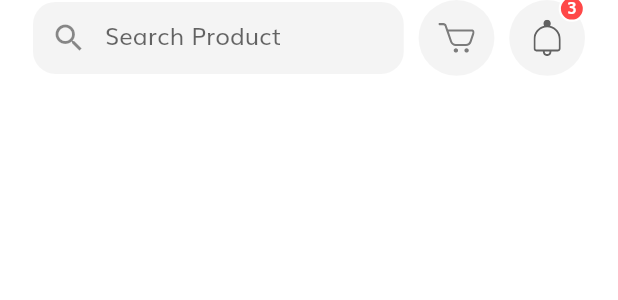
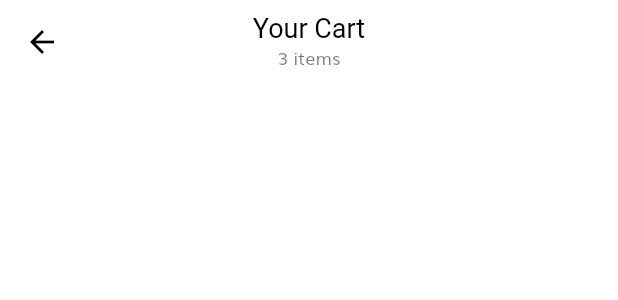
Before and after one commit to IshtiaqAhmadRion/shop_app, a Flutter app: the HomeHeader widget shown alone on an empty page, opened directly, after a tap on an icon or button, on a phone screen of 412 x 824 dp. Shown: the top 300 px of the screen. Run offline on Flutter 3.47's test engine with Material 2 defaults, Android fonts, the phone set to English and light mode, and no system bars; our stand-ins replace flutter_svg.

Commit message:
cart screen

```diff
--- /dev/null
+++ b/lib/models/Cart.dart
@@ -0,0 +1,15 @@
+import 'product.dart';
+
+class Cart {
+  final Product product;
+  final int numberOfItems;
+
+  Cart({required this.product, required this.numberOfItems});
+}
+//Demo data
+
+List<Cart> demoCarts = [
+  Cart(product: demoProducts[0], numberOfItems: 2),
+  Cart(product: demoProducts[1], numberOfItems: 1),
+  Cart(product: demoProducts[3], numberOfItems: 1),
+];
--- a/lib/routs.dart
+++ b/lib/routs.dart
@@ -1,6 +1,9 @@
+
+
 
 
 import 'package:flutter/widgets.dart';
+import 'package:shop_app/screens/cart/cart_screen.dart';
 import 'package:shop_app/screens/complete_profile/complete_profile_screen.dart';
 import 'package:shop_app/screens/details/details_screen.dart';
 import 'package:shop_app/screens/forgot_password/forgot_password_screen.dart';
@@ -22,4 +25,5 @@ final Map<String, WidgetBuilder> routes = {
   OtpScreen.routeName: (context) => OtpScreen(),
   HomeScreen.routeName: (context) => HomeScreen(),
   DetailsScreen.routeName: (context) => DetailsScreen(),
+  CartScreen.routeName: (context) => CartScreen(),
 };
--- /dev/null
+++ b/lib/screens/cart/cart_screen.dart
@@ -0,0 +1,28 @@
+import 'package:flutter/material.dart';
+import 'package:shop_app/models/Cart.dart';
+
+class CartScreen extends StatelessWidget {
+  static String routeName = '/cart';
+  const CartScreen({Key? key}) : super(key: key);
+
+  @override
+  Widget build(BuildContext context) {
+    return Scaffold(
+      appBar: AppBar(
+        centerTitle: true,
+        title: Column(
+          children: [
+            Text(
+              "Your Cart",
+              style: TextStyle(color: Colors.black),
+            ),
+            Text(
+              "${demoCarts.length} items",
+              style: Theme.of(context).textTheme.caption,
+            )
+          ],
+        ),
+      ),
+    );
+  }
+}
--- a/lib/screens/home/components/home_header.dart
+++ b/lib/screens/home/components/home_header.dart
@@ -1,4 +1,5 @@
 import 'package:flutter/material.dart';
+import 'package:shop_app/screens/cart/cart_screen.dart';
 
 import '../../../size_config.dart';
 import 'icon_btn_with_counter.dart';
@@ -22,7 +23,7 @@ class HomeHeader extends StatelessWidget {
           IconBtnWithCounter(
             svgSrc: "assets/icons/Cart Icon.svg",
            // numOfItems: 3,
-            press: (){},
+            press: () => Navigator.pushNamed(context, CartScreen.routeName),
           ),
           IconBtnWithCounter(
             svgSrc: "assets/icons/Bell.svg",
```
